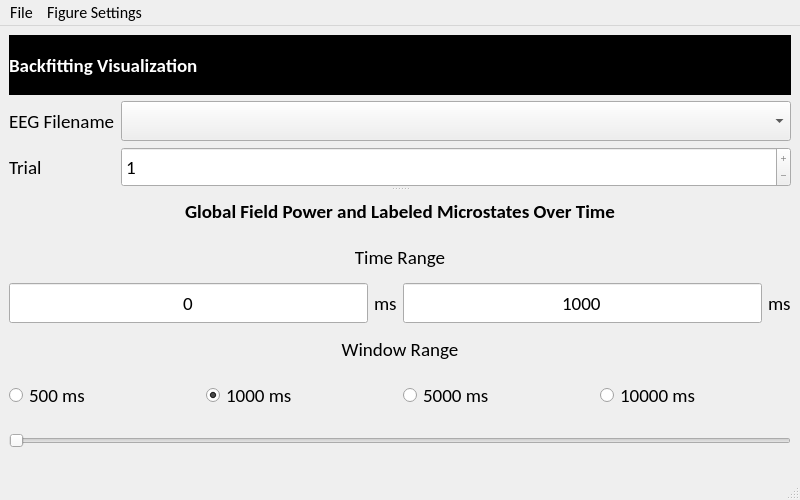
Before: the Qt Designer form EEG_COMET/ui/BackfittingVisualizationWindow.ui in eeg-comet/eeg-comet, drawn with Qt 5.
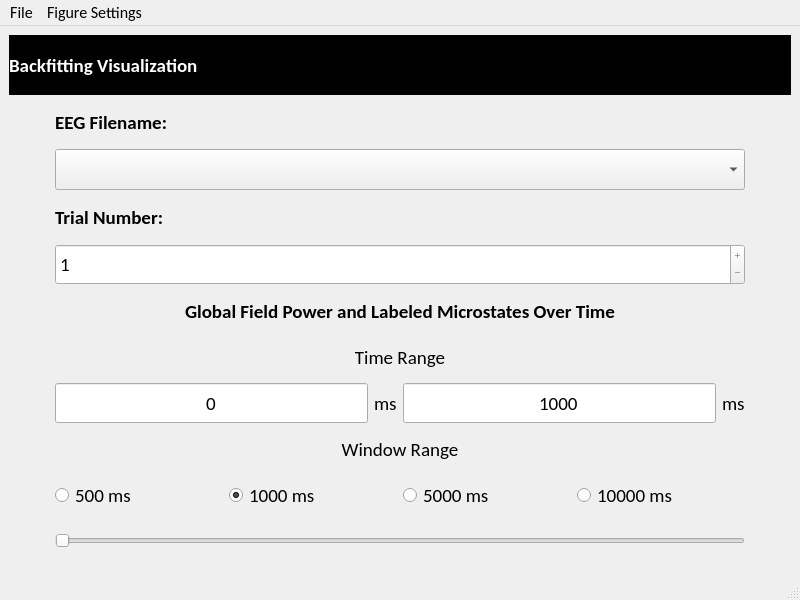
After: the same form once the commit is applied.

Commit message: improved backfitting visualization

```diff
--- a/EEG_COMET/ui/BackfittingVisualizationWindow.ui
+++ b/EEG_COMET/ui/BackfittingVisualizationWindow.ui
@@ -7,7 +7,7 @@
     <x>0</x>
     <y>0</y>
     <width>800</width>
-    <height>500</height>
+    <height>600</height>
    </rect>
   </property>
   <property name="font">
@@ -22,94 +22,8 @@
   <widget class="QWidget" name="centralwidget">
    <layout class="QGridLayout" name="gridLayout_3">
     <item row="0" column="0">
-     <widget class="QSplitter" name="splitter">
-      <property name="orientation">
-       <enum>Qt::Vertical</enum>
-      </property>
-      <widget class="QWidget" name="gridLayoutWidget">
        <layout class="QGridLayout" name="gridLayout">
-        <item row="2" column="0">
-         <widget class="QLabel" name="num_trials_label">
-          <property name="sizePolicy">
-           <sizepolicy hsizetype="Maximum" vsizetype="Preferred">
-            <horstretch>0</horstretch>
-            <verstretch>0</verstretch>
-           </sizepolicy>
-          </property>
-          <property name="minimumSize">
-           <size>
-            <width>0</width>
-            <height>40</height>
-           </size>
-          </property>
-          <property name="maximumSize">
-           <size>
-            <width>16777215</width>
-            <height>60</height>
-           </size>
-          </property>
-          <property name="text">
-           <string>Trial</string>
-          </property>
-         </widget>
-        </item>
-        <item row="2" column="1">
-         <widget class="QSpinBox" name="num_trials_spinbox">
-          <property name="sizePolicy">
-           <sizepolicy hsizetype="Preferred" vsizetype="Preferred">
-            <horstretch>0</horstretch>
-            <verstretch>0</verstretch>
-           </sizepolicy>
-          </property>
-          <property name="minimumSize">
-           <size>
-            <width>0</width>
-            <height>40</height>
-           </size>
-          </property>
-          <property name="maximumSize">
-           <size>
-            <width>16777215</width>
-            <height>60</height>
-           </size>
-          </property>
-          <property name="buttonSymbols">
-           <enum>QAbstractSpinBox::PlusMinus</enum>
-          </property>
-          <property name="minimum">
-           <number>1</number>
-          </property>
-          <property name="maximum">
-           <number>1</number>
-          </property>
-          <property name="value">
-           <number>1</number>
-          </property>
-         </widget>
-        </item>
-        <item row="1" column="1">
-         <widget class="QComboBox" name="eeg_filenames_combobox">
-          <property name="sizePolicy">
-           <sizepolicy hsizetype="Preferred" vsizetype="Preferred">
-            <horstretch>0</horstretch>
-            <verstretch>0</verstretch>
-           </sizepolicy>
-          </property>
-          <property name="minimumSize">
-           <size>
-            <width>0</width>
-            <height>40</height>
-           </size>
-          </property>
-          <property name="maximumSize">
-           <size>
-            <width>16777215</width>
-            <height>60</height>
-           </size>
-          </property>
-         </widget>
-        </item>
-        <item row="1" column="0">
+      <item row="1" column="1" colspan="2">
          <widget class="QLabel" name="eeg_filenames_label">
           <property name="sizePolicy">
            <sizepolicy hsizetype="Maximum" vsizetype="Preferred">
@@ -129,12 +43,104 @@
             <height>60</height>
            </size>
           </property>
+        <property name="font">
+         <font>
+          <weight>75</weight>
+          <bold>true</bold>
+         </font>
+        </property>
           <property name="text">
-           <string>EEG Filename</string>
+         <string>EEG Filename:</string>
           </property>
          </widget>
         </item>
-        <item row="0" column="0" colspan="2">
+      <item row="1" column="0">
+       <spacer name="HSpacer_13">
+        <property name="orientation">
+         <enum>Qt::Horizontal</enum>
+        </property>
+        <property name="sizeType">
+         <enum>QSizePolicy::Maximum</enum>
+        </property>
+        <property name="sizeHint" stdset="0">
+         <size>
+          <width>40</width>
+          <height>20</height>
+         </size>
+        </property>
+       </spacer>
+      </item>
+      <item row="3" column="3">
+       <spacer name="HSpacer_12">
+        <property name="orientation">
+         <enum>Qt::Horizontal</enum>
+        </property>
+        <property name="sizeType">
+         <enum>QSizePolicy::Maximum</enum>
+        </property>
+        <property name="sizeHint" stdset="0">
+         <size>
+          <width>40</width>
+          <height>20</height>
+         </size>
+        </property>
+       </spacer>
+      </item>
+      <item row="3" column="0">
+       <spacer name="HSpacer_14">
+        <property name="orientation">
+         <enum>Qt::Horizontal</enum>
+        </property>
+        <property name="sizeType">
+         <enum>QSizePolicy::Maximum</enum>
+        </property>
+        <property name="sizeHint" stdset="0">
+         <size>
+          <width>40</width>
+          <height>20</height>
+         </size>
+        </property>
+       </spacer>
+      </item>
+      <item row="2" column="1" colspan="2">
+       <widget class="QComboBox" name="eeg_filenames_combobox">
+        <property name="sizePolicy">
+         <sizepolicy hsizetype="Preferred" vsizetype="Preferred">
+          <horstretch>0</horstretch>
+          <verstretch>0</verstretch>
+         </sizepolicy>
+        </property>
+        <property name="minimumSize">
+         <size>
+          <width>0</width>
+          <height>40</height>
+         </size>
+        </property>
+        <property name="maximumSize">
+         <size>
+          <width>16777215</width>
+          <height>60</height>
+         </size>
+        </property>
+       </widget>
+      </item>
+      <item row="1" column="3">
+       <spacer name="HSpacer_11">
+        <property name="orientation">
+         <enum>Qt::Horizontal</enum>
+        </property>
+        <property name="sizeType">
+         <enum>QSizePolicy::Maximum</enum>
+        </property>
+        <property name="sizeHint" stdset="0">
+         <size>
+          <width>40</width>
+          <height>20</height>
+         </size>
+        </property>
+       </spacer>
+      </item>
+      <item row="0" column="0" colspan="4">
          <widget class="QLabel" name="backfitting_visualization_label">
           <property name="sizePolicy">
            <sizepolicy hsizetype="Preferred" vsizetype="Preferred">
@@ -169,11 +175,140 @@
           </property>
          </widget>
         </item>
-       </layout>
-      </widget>
-      <widget class="QWidget" name="gridLayoutWidget_2">
+      <item row="4" column="1" colspan="2">
+       <widget class="QSpinBox" name="num_trials_spinbox">
+        <property name="sizePolicy">
+         <sizepolicy hsizetype="Preferred" vsizetype="Preferred">
+          <horstretch>0</horstretch>
+          <verstretch>0</verstretch>
+         </sizepolicy>
+        </property>
+        <property name="minimumSize">
+         <size>
+          <width>0</width>
+          <height>40</height>
+         </size>
+        </property>
+        <property name="maximumSize">
+         <size>
+          <width>16777215</width>
+          <height>60</height>
+         </size>
+        </property>
+        <property name="buttonSymbols">
+         <enum>QAbstractSpinBox::PlusMinus</enum>
+        </property>
+        <property name="minimum">
+         <number>1</number>
+        </property>
+        <property name="maximum">
+         <number>1</number>
+        </property>
+        <property name="value">
+         <number>1</number>
+        </property>
+       </widget>
+      </item>
+      <item row="3" column="1" colspan="2">
+       <widget class="QLabel" name="num_trials_label">
+        <property name="sizePolicy">
+         <sizepolicy hsizetype="Maximum" vsizetype="Preferred">
+          <horstretch>0</horstretch>
+          <verstretch>0</verstretch>
+         </sizepolicy>
+        </property>
+        <property name="minimumSize">
+         <size>
+          <width>0</width>
+          <height>40</height>
+         </size>
+        </property>
+        <property name="maximumSize">
+         <size>
+          <width>16777215</width>
+          <height>60</height>
+         </size>
+        </property>
+        <property name="font">
+         <font>
+          <weight>75</weight>
+          <bold>true</bold>
+         </font>
+        </property>
+        <property name="text">
+         <string>Trial Number:</string>
+        </property>
+       </widget>
+      </item>
+      <item row="2" column="3">
+       <spacer name="HSpacer_15">
+        <property name="orientation">
+         <enum>Qt::Horizontal</enum>
+        </property>
+        <property name="sizeType">
+         <enum>QSizePolicy::Maximum</enum>
+        </property>
+        <property name="sizeHint" stdset="0">
+         <size>
+          <width>40</width>
+          <height>20</height>
+         </size>
+        </property>
+       </spacer>
+      </item>
+      <item row="4" column="3">
+       <spacer name="HSpacer_16">
+        <property name="orientation">
+         <enum>Qt::Horizontal</enum>
+        </property>
+        <property name="sizeType">
+         <enum>QSizePolicy::Maximum</enum>
+        </property>
+        <property name="sizeHint" stdset="0">
+         <size>
+          <width>40</width>
+          <height>20</height>
+         </size>
+        </property>
+       </spacer>
+      </item>
+      <item row="2" column="0">
+       <spacer name="HSpacer_17">
+        <property name="orientation">
+         <enum>Qt::Horizontal</enum>
+        </property>
+        <property name="sizeType">
+         <enum>QSizePolicy::Maximum</enum>
+        </property>
+        <property name="sizeHint" stdset="0">
+         <size>
+          <width>40</width>
+          <height>20</height>
+         </size>
+        </property>
+       </spacer>
+      </item>
+      <item row="4" column="0">
+       <spacer name="HSpacer_18">
+        <property name="orientation">
+         <enum>Qt::Horizontal</enum>
+        </property>
+        <property name="sizeType">
+         <enum>QSizePolicy::Maximum</enum>
+        </property>
+        <property name="sizeHint" stdset="0">
+         <size>
+          <width>40</width>
+          <height>20</height>
+         </size>
+        </property>
+       </spacer>
+      </item>
+     </layout>
+    </item>
+    <item row="1" column="0">
        <layout class="QGridLayout" name="gridLayout_2">
-        <item row="6" column="0" colspan="4">
+      <item row="6" column="1" colspan="4">
          <widget class="QSlider" name="xlim_slider">
           <property name="sizePolicy">
            <sizepolicy hsizetype="Preferred" vsizetype="Preferred">
@@ -198,41 +333,7 @@
           </property>
          </widget>
         </item>
-        <item row="3" column="2">
-         <widget class="QLineEdit" name="xlim_max_input">
-          <property name="sizePolicy">
-           <sizepolicy hsizetype="Preferred" vsizetype="Preferred">
-            <horstretch>0</horstretch>
-            <verstretch>0</verstretch>
-           </sizepolicy>
-          </property>
-          <property name="minimumSize">
-           <size>
-            <width>0</width>
-            <height>40</height>
-           </size>
-          </property>
-          <property name="maximumSize">
-           <size>
-            <width>16777215</width>
-            <height>60</height>
-           </size>
-          </property>
-          <property name="text">
-           <string>1000</string>
-          </property>
-          <property name="alignment">
-           <set>Qt::AlignCenter</set>
-          </property>
-          <property name="readOnly">
-           <bool>true</bool>
-          </property>
-         </widget>
-        </item>
-        <item row="1" column="0" colspan="4">
-         <layout class="QVBoxLayout" name="Figure_Layout"/>
-        </item>
-        <item row="4" column="0" colspan="4">
+      <item row="4" column="1" colspan="4">
          <widget class="QLabel" name="window_label">
           <property name="sizePolicy">
            <sizepolicy hsizetype="Preferred" vsizetype="Preferred">
@@ -261,32 +362,7 @@
          </widget>
         </item>
         <item row="3" column="3">
-         <widget class="QLabel" name="ms_label_2">
-          <property name="sizePolicy">
-           <sizepolicy hsizetype="Maximum" vsizetype="Preferred">
-            <horstretch>0</horstretch>
-            <verstretch>0</verstretch>
-           </sizepolicy>
-          </property>
-          <property name="minimumSize">
-           <size>
-            <width>0</width>
-            <height>40</height>
-           </size>
-          </property>
-          <property name="maximumSize">
-           <size>
-            <width>16777215</width>
-            <height>60</height>
-           </size>
-          </property>
-          <property name="text">
-           <string>ms</string>
-          </property>
-         </widget>
-        </item>
-        <item row="0" column="0" colspan="4">
-         <widget class="QLabel" name="microstate_label">
+       <widget class="QLineEdit" name="xlim_max_input">
           <property name="sizePolicy">
            <sizepolicy hsizetype="Preferred" vsizetype="Preferred">
             <horstretch>0</horstretch>
@@ -305,22 +381,18 @@
             <height>60</height>
            </size>
           </property>
-          <property name="font">
-           <font>
-            <pointsize>14</pointsize>
-            <weight>75</weight>
-            <bold>true</bold>
-           </font>
-          </property>
           <property name="text">
-           <string>Global Field Power and Labeled Microstates Over Time</string>
+         <string>1000</string>
           </property>
           <property name="alignment">
            <set>Qt::AlignCenter</set>
           </property>
-         </widget>
-        </item>
-        <item row="3" column="0">
+        <property name="readOnly">
+         <bool>true</bool>
+        </property>
+       </widget>
+      </item>
+      <item row="3" column="1">
          <widget class="QLineEdit" name="xlim_min_input">
           <property name="sizePolicy">
            <sizepolicy hsizetype="Preferred" vsizetype="Preferred">
@@ -351,8 +423,8 @@
           </property>
          </widget>
         </item>
-        <item row="3" column="1">
-         <widget class="QLabel" name="ms_label">
+      <item row="3" column="4">
+       <widget class="QLabel" name="ms_label_2">
           <property name="sizePolicy">
            <sizepolicy hsizetype="Maximum" vsizetype="Preferred">
             <horstretch>0</horstretch>
@@ -376,7 +448,7 @@
           </property>
          </widget>
         </item>
-        <item row="2" column="0" colspan="4">
+      <item row="2" column="1" colspan="4">
          <widget class="QLabel" name="time_label">
           <property name="sizePolicy">
            <sizepolicy hsizetype="Preferred" vsizetype="Preferred">
@@ -404,7 +476,32 @@
           </property>
          </widget>
         </item>
-        <item row="5" column="0" colspan="4">
+      <item row="3" column="2">
+       <widget class="QLabel" name="ms_label">
+        <property name="sizePolicy">
+         <sizepolicy hsizetype="Maximum" vsizetype="Preferred">
+          <horstretch>0</horstretch>
+          <verstretch>0</verstretch>
+         </sizepolicy>
+        </property>
+        <property name="minimumSize">
+         <size>
+          <width>0</width>
+          <height>40</height>
+         </size>
+        </property>
+        <property name="maximumSize">
+         <size>
+          <width>16777215</width>
+          <height>60</height>
+         </size>
+        </property>
+        <property name="text">
+         <string>ms</string>
+        </property>
+       </widget>
+      </item>
+      <item row="5" column="1" colspan="4">
          <layout class="QHBoxLayout" name="horizontalLayout">
           <item>
            <widget class="QRadioButton" name="win500_radio">
@@ -523,9 +620,205 @@
           </item>
          </layout>
         </item>
-       </layout>
-      </widget>
-     </widget>
+      <item row="2" column="5">
+       <spacer name="HSpacer">
+        <property name="orientation">
+         <enum>Qt::Horizontal</enum>
+        </property>
+        <property name="sizeType">
+         <enum>QSizePolicy::Maximum</enum>
+        </property>
+        <property name="sizeHint" stdset="0">
+         <size>
+          <width>40</width>
+          <height>20</height>
+         </size>
+        </property>
+       </spacer>
+      </item>
+      <item row="3" column="5">
+       <spacer name="HSpacer_2">
+        <property name="orientation">
+         <enum>Qt::Horizontal</enum>
+        </property>
+        <property name="sizeType">
+         <enum>QSizePolicy::Maximum</enum>
+        </property>
+        <property name="sizeHint" stdset="0">
+         <size>
+          <width>40</width>
+          <height>20</height>
+         </size>
+        </property>
+       </spacer>
+      </item>
+      <item row="5" column="5">
+       <spacer name="HSpacer_4">
+        <property name="orientation">
+         <enum>Qt::Horizontal</enum>
+        </property>
+        <property name="sizeType">
+         <enum>QSizePolicy::Maximum</enum>
+        </property>
+        <property name="sizeHint" stdset="0">
+         <size>
+          <width>40</width>
+          <height>20</height>
+         </size>
+        </property>
+       </spacer>
+      </item>
+      <item row="6" column="5">
+       <spacer name="HSpacer_5">
+        <property name="orientation">
+         <enum>Qt::Horizontal</enum>
+        </property>
+        <property name="sizeType">
+         <enum>QSizePolicy::Maximum</enum>
+        </property>
+        <property name="sizeHint" stdset="0">
+         <size>
+          <width>40</width>
+          <height>20</height>
+         </size>
+        </property>
+       </spacer>
+      </item>
+      <item row="4" column="5">
+       <spacer name="HSpacer_3">
+        <property name="orientation">
+         <enum>Qt::Horizontal</enum>
+        </property>
+        <property name="sizeType">
+         <enum>QSizePolicy::Maximum</enum>
+        </property>
+        <property name="sizeHint" stdset="0">
+         <size>
+          <width>40</width>
+          <height>20</height>
+         </size>
+        </property>
+       </spacer>
+      </item>
+      <item row="2" column="0">
+       <spacer name="HSpacer_6">
+        <property name="orientation">
+         <enum>Qt::Horizontal</enum>
+        </property>
+        <property name="sizeType">
+         <enum>QSizePolicy::Maximum</enum>
+        </property>
+        <property name="sizeHint" stdset="0">
+         <size>
+          <width>40</width>
+          <height>20</height>
+         </size>
+        </property>
+       </spacer>
+      </item>
+      <item row="3" column="0">
+       <spacer name="HSpacer_7">
+        <property name="orientation">
+         <enum>Qt::Horizontal</enum>
+        </property>
+        <property name="sizeType">
+         <enum>QSizePolicy::Maximum</enum>
+        </property>
+        <property name="sizeHint" stdset="0">
+         <size>
+          <width>40</width>
+          <height>20</height>
+         </size>
+        </property>
+       </spacer>
+      </item>
+      <item row="4" column="0">
+       <spacer name="HSpacer_8">
+        <property name="orientation">
+         <enum>Qt::Horizontal</enum>
+        </property>
+        <property name="sizeType">
+         <enum>QSizePolicy::Maximum</enum>
+        </property>
+        <property name="sizeHint" stdset="0">
+         <size>
+          <width>40</width>
+          <height>20</height>
+         </size>
+        </property>
+       </spacer>
+      </item>
+      <item row="5" column="0">
+       <spacer name="HSpacer_9">
+        <property name="orientation">
+         <enum>Qt::Horizontal</enum>
+        </property>
+        <property name="sizeType">
+         <enum>QSizePolicy::Maximum</enum>
+        </property>
+        <property name="sizeHint" stdset="0">
+         <size>
+          <width>40</width>
+          <height>20</height>
+         </size>
+        </property>
+       </spacer>
+      </item>
+      <item row="6" column="0">
+       <spacer name="HSpacer_10">
+        <property name="orientation">
+         <enum>Qt::Horizontal</enum>
+        </property>
+        <property name="sizeType">
+         <enum>QSizePolicy::Maximum</enum>
+        </property>
+        <property name="sizeHint" stdset="0">
+         <size>
+          <width>40</width>
+          <height>20</height>
+         </size>
+        </property>
+       </spacer>
+      </item>
+      <item row="0" column="0" colspan="6">
+       <widget class="QLabel" name="microstate_label">
+        <property name="sizePolicy">
+         <sizepolicy hsizetype="Preferred" vsizetype="Preferred">
+          <horstretch>0</horstretch>
+          <verstretch>0</verstretch>
+         </sizepolicy>
+        </property>
+        <property name="minimumSize">
+         <size>
+          <width>0</width>
+          <height>40</height>
+         </size>
+        </property>
+        <property name="maximumSize">
+         <size>
+          <width>16777215</width>
+          <height>60</height>
+         </size>
+        </property>
+        <property name="font">
+         <font>
+          <pointsize>14</pointsize>
+          <weight>75</weight>
+          <bold>true</bold>
+         </font>
+        </property>
+        <property name="text">
+         <string>Global Field Power and Labeled Microstates Over Time</string>
+        </property>
+        <property name="alignment">
+         <set>Qt::AlignCenter</set>
+        </property>
+       </widget>
+      </item>
+      <item row="1" column="0" colspan="6">
+       <layout class="QVBoxLayout" name="Figure_Layout"/>
+      </item>
+     </layout>
     </item>
    </layout>
   </widget>
```
Lines whose indentation alone changed are shown as unchanged. The commit also changes 1 other file.
